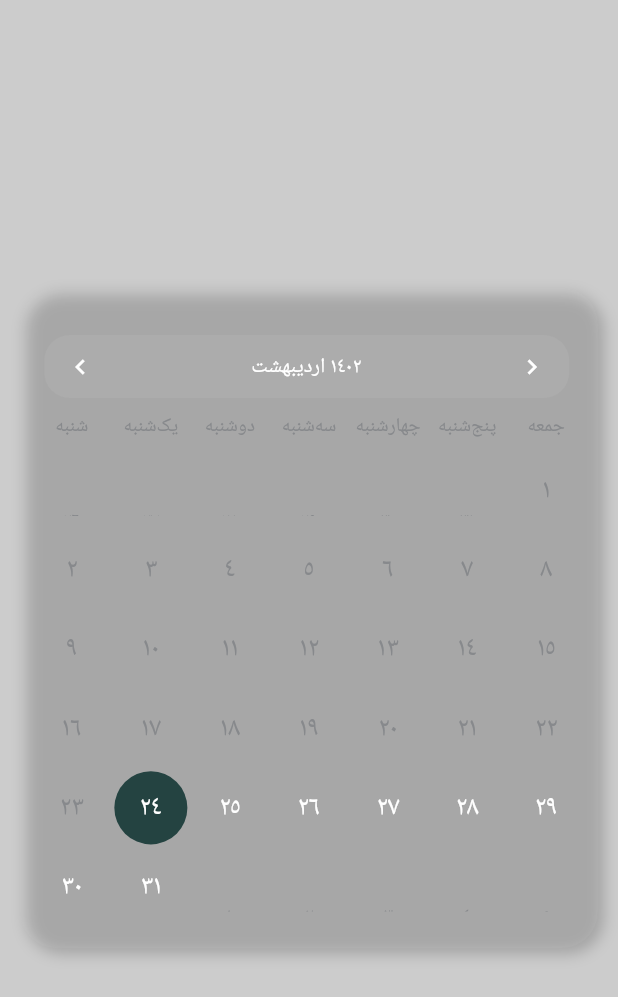
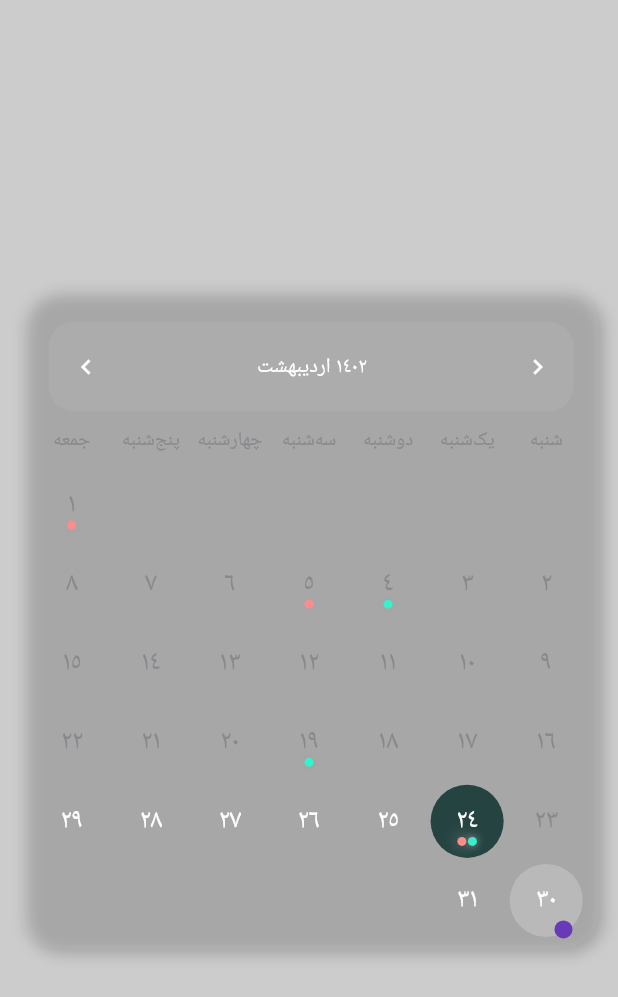
Before and after one commit to maryambehzi/flutterWidgets, a Flutter app: the screen it shows after launch, after a tap on the "keyboard arrow right" icon, after a tap on the "keyboard arrow left" icon, on a phone screen of 412 x 824 dp. Shown: the top 997 px of the screen. Run offline on Flutter 3.47's test engine with Material 2 defaults, Android fonts, the phone set to English and light mode, and no system bars; our stand-ins replace shamsi_date.

Commit message:
final touch on calender

```diff
--- a/lib/custom_calendar.dart
+++ b/lib/custom_calendar.dart
@@ -30,30 +30,12 @@ class _CustomCalendarViewState extends State<CustomCalendarView> {
     super.dispose();
   }
 
-  void setListOfDate(Jalali monthDate) {
-    dateList.clear();
-    final Jalali newDate = Jalali(monthDate.year, monthDate.month, 1);
-    int previousMothDay = 0;
-    debugPrint('maryam: ${newDate.weekDay}');
-    if (newDate.weekDay < 8) {
-      previousMothDay =newDate.weekDay;
-
-      for (int i = 1; i <= previousMothDay; i++) {
-        dateList.add(newDate.toDateTime().subtract(Duration(days: previousMothDay - i)).toJalali());
-      }
-    }
-    for (int i = 0; i < (42 - previousMothDay); i++) {
-      dateList.add(newDate.toDateTime().add(Duration(days: i + 1)).toJalali());
-    }
-
-  }
-
   @override
   Widget build(BuildContext context) {
-    return Container(
+    return Directionality(
+      textDirection: TextDirection.rtl,
       child: Column(
         children: <Widget>[
-
             Row(
               children: <Widget>[
                 Row(
@@ -61,7 +43,7 @@ class _CustomCalendarViewState extends State<CustomCalendarView> {
                     Padding(
                       padding: const EdgeInsets.only(top: 17.0, right: 16.0, left: 16.0),
                       child: Container(
-                        height: 42,
+                        height: 60,
                         width: 350,
                         decoration: BoxDecoration(
                           color: const Color(0x0DFFFFFF),
@@ -69,12 +51,21 @@ class _CustomCalendarViewState extends State<CustomCalendarView> {
                         ),
                         child: Row(
                           children: [
-                            IconButton(iconSize: 20, icon: const Icon(Icons.keyboard_arrow_left, color: Colors.white,),
+                            IconButton(iconSize: 20, icon: const Icon(Icons.keyboard_arrow_right, color: Colors.white,),
                               onPressed: () {
                                 setState(() {
-                                  currentMonthDate = Jalali(currentMonthDate.year,
-                                      currentMonthDate.month -1, 1);
-                                  setListOfDate(currentMonthDate);
+                                  if(currentMonthDate.month - 1 < 1) {
+                                  currentMonthDate = Jalali(
+                                      currentMonthDate.year-1,
+                                      12,
+                                      1);
+                                } else {
+                                    currentMonthDate = Jalali(
+                                        currentMonthDate.year,
+                                        currentMonthDate.month - 1,
+                                        1);
+                                  }
+                                setListOfDate(currentMonthDate);
                                 });
                               },
                             ),
@@ -87,12 +78,21 @@ class _CustomCalendarViewState extends State<CustomCalendarView> {
                                     color: Colors.white),
                               )
                             )),
-                            IconButton(iconSize: 20, icon: const Icon(Icons.keyboard_arrow_right, color: Colors.white,),
+                            IconButton(iconSize: 20, icon: const Icon(Icons.keyboard_arrow_left, color: Colors.white,),
                               onPressed: () {
                                 setState(() {
-                                  currentMonthDate = Jalali(currentMonthDate.year,
-                                      currentMonthDate.month + 1, 1);
-                                  setListOfDate(currentMonthDate);
+                                  if(currentMonthDate.month + 1 > 12) {
+                                  currentMonthDate = Jalali(
+                                      currentMonthDate.year+1,
+                                      1,
+                                      1);
+                                } else {
+                                    currentMonthDate = Jalali(
+                                        currentMonthDate.year,
+                                        currentMonthDate.month + 1,
+                                        1);
+                                  }
+                                setListOfDate(currentMonthDate);
                                 });
                               },
                             ),
@@ -122,6 +122,29 @@ class _CustomCalendarViewState extends State<CustomCalendarView> {
     );
   }
 
+  void setListOfDate(Jalali monthDate) {
+
+    fillSampleData();
+
+    dateList.clear();
+    final Jalali newDate = Jalali(monthDate.year, monthDate.month, 1);
+    int previousMothDay = 0;
+
+    if (newDate.weekDay < 8) {
+      previousMothDay =newDate.weekDay;
+
+      for (int i = 1; i <= previousMothDay; i++) {
+        dateList.add(newDate.toDateTime().subtract(Duration(days: previousMothDay - i)).toJalali());
+      }
+    }
+    for (int i = 0; i < (42 - previousMothDay); i++) {
+      dateList.add(newDate.toDateTime().add(Duration(days: i + 1)).toJalali());
+    }
+    debugPrint('maryam: ${dateList}');
+
+
+  }
+
   List<Widget> getDaysNameUI() {
     final List<Widget> listUI = <Widget>[];
     for (int i = 0; i < 7; i++) {
@@ -130,7 +153,7 @@ class _CustomCalendarViewState extends State<CustomCalendarView> {
           child: Center(
             child: Text(
               convertToPersianWeek(i),
-              style: TextStyle(
+              style: const TextStyle(
                   fontSize: 13,
                   fontWeight: FontWeight.w500,
                   color: Color(0xFF87898C)),
@@ -161,11 +184,11 @@ class _CustomCalendarViewState extends State<CustomCalendarView> {
                       child: Material(
                         color: Colors.transparent,
                         child: Padding(
-                          padding: EdgeInsets.only(
+                          padding: const EdgeInsets.only(
                               top: 2,
                               bottom: 2,),
                           child: Container(
-                            decoration: BoxDecoration(
+                            decoration: const BoxDecoration(
                               color: Colors.transparent,
                             ),
                           ),
@@ -177,7 +200,7 @@ class _CustomCalendarViewState extends State<CustomCalendarView> {
                       padding: const EdgeInsets.all(2),
                       child: Container(
                         decoration: BoxDecoration(
-                          color: getIsItPlanedPayment(date)
+                          color: getIsItPlanedPayment(date) && !getIsItInTheSameMonth(date)
                             ? Color(0x33FFFFFF)
                             : Colors.transparent,
                           borderRadius:
@@ -185,7 +208,20 @@ class _CustomCalendarViewState extends State<CustomCalendarView> {
                         ),
                       ),
                     ),
-
+                    Positioned(
+                      bottom: 1,
+                      right: 0,
+                      left: 23,
+                      child: Container(
+                        height: 12,
+                        width: 12,
+                        decoration: BoxDecoration(
+                            color: getIsItPlanedPayment(date) && getIsItInTheSameMonth(date) ? Colors.transparent : getIsItPlanedPayment(date)
+                                ? Colors.deepPurple
+                                : Colors.transparent,
+                            shape: BoxShape.circle),
+                      ),
+                    ),
                     //The Day is Today
                     Padding(
                       padding: const EdgeInsets.all(2),
@@ -227,15 +263,15 @@ class _CustomCalendarViewState extends State<CustomCalendarView> {
                         height: 6,
                         width: 6,
                         decoration: BoxDecoration(
-                            boxShadow: getIsItSuccessfulPayment(date)
+                            boxShadow: getIsItInTheSameMonth(date) ? null : getIsItSuccessfulPayment(date)
                                 ? <BoxShadow>[
                               BoxShadow(
-                                  color: Colors.grey.withOpacity(0.6),
+                                  color: Colors.grey,
                                   blurRadius: 4,
                                   offset: const Offset(0, 0)),
                             ]
                                 : null,
-                          color:getIsItSuccessfulPayment(date)
+                          color: getIsItInTheSameMonth(date) ? Colors.transparent : getIsItSuccessfulPayment(date)
                               ? Color(0xFF36F1CD)
                           : Colors.transparent,
                             shape: BoxShape.circle),
@@ -250,15 +286,15 @@ class _CustomCalendarViewState extends State<CustomCalendarView> {
                         height: 6,
                         width: 6,
                         decoration: BoxDecoration(
-                            boxShadow: getIsItSuccessfulPayment(date)
+                            boxShadow:  getIsItInTheSameMonth(date) ? null : getIsItFailedPayment(date)
                                 ? <BoxShadow>[
                               BoxShadow(
-                                  color: Colors.grey.withOpacity(0.6),
-                                  blurRadius: 4,
+                                  color: Colors.grey,
+                                  blurRadius: 8,
                                   offset: const Offset(0, 0)),
                             ]
                                 : null,
-                            color:getIsItFailedPayment(date)
+                            color: getIsItInTheSameMonth(date) ? Colors.transparent : getIsItFailedPayment(date)
                                 ? Color(0xFFFF8C8C)
                                 : Colors.transparent,
                             shape: BoxShape.circle),
@@ -266,7 +302,7 @@ class _CustomCalendarViewState extends State<CustomCalendarView> {
                           child: Text(
                             convertToArabicNumber(date.day.toString()),
                             style: TextStyle(
-                                color: getIsItInTheSameMonth(date)
+                                color: getIsItInTheSameMonth(date) ? Colors.transparent : getIsItInTheSameMonth(date)
                                     ? Color(0xFF87898C)
                                     : Colors.transparent,
                                 ),
@@ -420,4 +456,27 @@ class _CustomCalendarViewState extends State<CustomCalendarView> {
     }
   }
 
+  void fillSampleData(){
+    failedPaymentDays.add(Jalali(1402, 1, 26, 0, 0, 0, 0));
+    failedPaymentDays.add(Jalali(1402, 1, 1, 0, 0, 0, 0));
+    failedPaymentDays.add(Jalali(1402, 1, 5, 0, 0, 0, 0));
+    failedPaymentDays.add(Jalali(1402, 1, 31, 0, 0, 0, 0));
+    failedPaymentDays.add(Jalali(1402, 2, 1, 0, 0, 0, 0));
+    failedPaymentDays.add(Jalali(1402, 2, 5, 0, 0, 0, 0));
+    failedPaymentDays.add(Jalali(1402, 2, 24, 0, 0, 0, 0));
+
+    successfulPaymentDays.add(Jalali(1402, 1, 26, 0, 0, 0, 0));
+    successfulPaymentDays.add(Jalali(1402, 1, 4, 0, 0, 0, 0));
+    successfulPaymentDays.add(Jalali(1402, 1, 19, 0, 0, 0, 0));
+    successfulPaymentDays.add(Jalali(1402, 1, 27, 0, 0, 0, 0));
+    successfulPaymentDays.add(Jalali(1402, 2, 4, 0, 0, 0, 0));
+    successfulPaymentDays.add(Jalali(1402, 2, 19, 0, 0, 0, 0));
+    successfulPaymentDays.add(Jalali(1402, 2, 24, 0, 0, 0, 0));
+
+
+
+    planedPaymentDays.add(Jalali(1402,2,30,0, 0, 0, 0));
+    planedPaymentDays.add(Jalali(1402,3,16,0, 0, 0, 0));
+  }
+
 }
--- a/lib/main.dart
+++ b/lib/main.dart
@@ -181,13 +181,13 @@ class _MyInternetHomePageState extends State<MyInternetHomePage> {
                     indicator: BoxDecoration(
                       border: Border.all(
                         width: 1,
-                        color: const Color(0xFFEDC76C)
+                        color: Colors.black
                       ),
-                      color: const Color(0x804A411C),
+                      color: Colors.black,
                       borderRadius: BorderRadius.circular(25.0),
                     ),
                     labelPadding: const EdgeInsets.only(left : 5,right : 5),
-                    labelColor: const Color(0xFFEDC76C),
+                    labelColor: Colors.black,
                     unselectedLabelColor: Colors.white,
                     tabs: [
                       const Tab(text: 'روزانه',),
```
